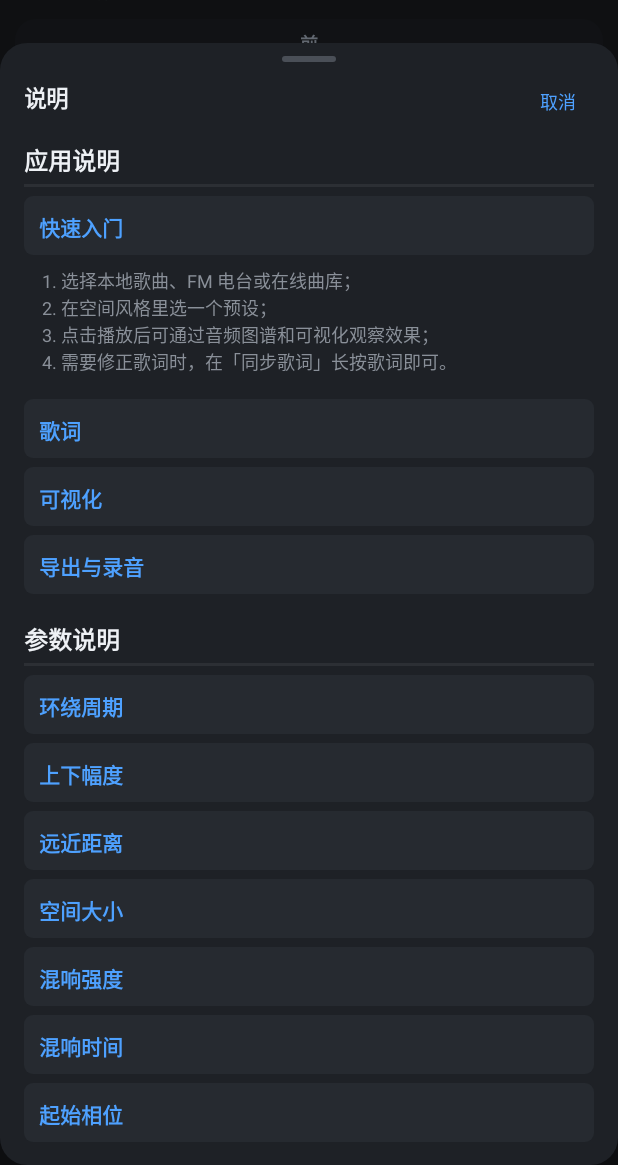
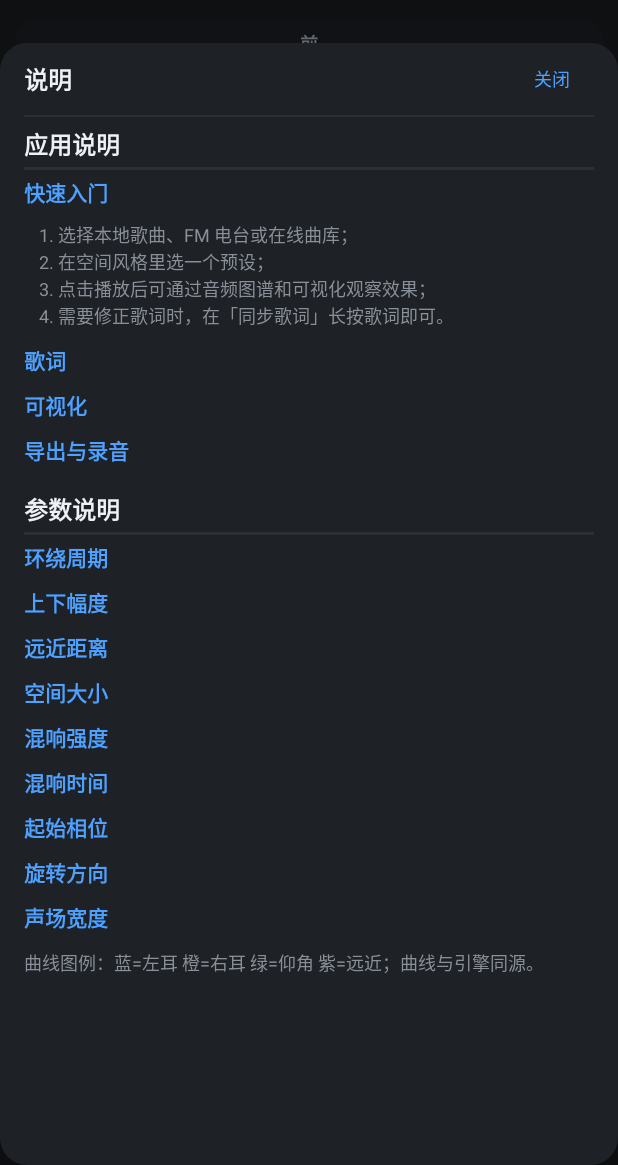
Before and after one commit to oh-jy/8dmusic-core, an Android app: the screen it shows after launch (MainActivity), after a tap on an icon or button, on a phone screen of 412 x 824 dp, the part 71-1236 px from its top. Run offline under Robolectric (Android 15) with nearby library versions, the phone set to English and light mode, and no system bars; pictures from the network do not load; 1 statement that could not run was skipped; 2 other taps on this screen came first.

Commit message:
💄 fix: 修复说明页滚动并收紧内容间距
- 使用独立固定视口承载说明滚动区，避免展开内容撑高容器

- 子标题去除背景并降低行高，正文与分区标题减少上下留白

- 发布版本更新至 1.3.6

```diff
--- a/app/build.gradle.kts
+++ b/app/build.gradle.kts
@@ -15,7 +15,7 @@ android {
             commandLine("powershell", "-NoProfile", "-Command", "Get-Date -Format yyMMddHHmm")
         // 保留发布时间十位格式；Android Int 上限内按位保留低 31 位，仍随时间递增。
         }.standardOutput.asText.get().trim().toLong().and(Int.MAX_VALUE.toLong()).toInt()
-        versionName = "1.3.4"
+        versionName = "1.3.6"
         ndk { abiFilters += listOf("arm64-v8a") }
     }
 
--- a/app/src/main/kotlin/jiangyi/spatial8d/MainActivity.kt
+++ b/app/src/main/kotlin/jiangyi/spatial8d/MainActivity.kt
@@ -2288,10 +2288,12 @@ private var popupVisualizer: jiangyi.spatial8d.ui.VisualizerView? = null
         fun LinearLayout.section(title: String, content: String) {
             lateinit var desc: TextView
             addView(ThemeUi.text(this@MainActivity, title, 14f, palette, bold = true, role = ThemeUi.ROLE_ACCENT).apply {
-                setPadding(ThemeUi.dp(this@MainActivity, 10f), ThemeUi.dp(this@MainActivity, 10f),
-                    ThemeUi.dp(this@MainActivity, 10f), ThemeUi.dp(this@MainActivity, 8f))
-                background = ThemeUi.bgDrawable(this@MainActivity, palette.surfaceAlt, 6f)
-                layoutParams = LinearLayout.LayoutParams(-1, -2).apply { topMargin = ThemeUi.dp(this@MainActivity, 6f) }
+                gravity = Gravity.CENTER_VERTICAL
+                setPadding(0, 0, 0, 0)
+                background = null
+                minHeight = 0
+                minimumHeight = 0
+                layoutParams = LinearLayout.LayoutParams(-1, ThemeUi.dp(this@MainActivity, 30f))
                 setOnClickListener {
                     val opening = !expandedSections.remove(title)
                     if (opening) expandedSections += title
@@ -2299,15 +2301,32 @@ private var popupVisualizer: jiangyi.spatial8d.ui.VisualizerView? = null
                 }
             })
             desc = ThemeUi.text(this@MainActivity, content, 12f, palette, role = ThemeUi.ROLE_SUB).apply {
-                setPadding(ThemeUi.dp(this@MainActivity, 12f), ThemeUi.dp(this@MainActivity, 8f),
-                    ThemeUi.dp(this@MainActivity, 12f), ThemeUi.dp(this@MainActivity, 10f))
+                setPadding(ThemeUi.dp(this@MainActivity, 10f), ThemeUi.dp(this@MainActivity, 4f),
+                    ThemeUi.dp(this@MainActivity, 10f), ThemeUi.dp(this@MainActivity, 6f))
                 visibility = if (title in expandedSections) View.VISIBLE else View.GONE
             }
             addView(desc)
         }
-        infoDialog = ThemeUi.showSheet(this, palette, "说明", fullHeight = true) {
+        val content = LinearLayout(this).apply {
+            orientation = LinearLayout.VERTICAL
+            setPadding(ThemeUi.dp(this@MainActivity, 16f), 0, ThemeUi.dp(this@MainActivity, 16f), ThemeUi.dp(this@MainActivity, 12f))
+            ThemeUi.bg(this, palette.surface, 18f)
+        }
+        val header = ThemeUi.row(this).apply {
+            layoutParams = LinearLayout.LayoutParams(-1, ThemeUi.dp(this@MainActivity, 48f))
+            addView(ThemeUi.text(this@MainActivity, "说明", 16f, palette, bold = true), LinearLayout.LayoutParams(0, -2, 1f))
+            addView(ThemeUi.text(this@MainActivity, "关闭", 12f, palette, role = ThemeUi.ROLE_ACCENT).apply {
+                gravity = Gravity.CENTER
+                layoutParams = LinearLayout.LayoutParams(ThemeUi.dp(this@MainActivity, 56f), -1)
+                setOnClickListener { infoDialog?.dismiss() }
+            })
+        }
+        content.addView(header)
+        content.addView(ThemeUi.divider(this, palette))
+        val body = LinearLayout(this).apply {
+            orientation = LinearLayout.VERTICAL
             addView(ThemeUi.text(this@MainActivity, "应用说明", 16f, palette, bold = true).apply {
-                setPadding(0, ThemeUi.dp(this@MainActivity, 10f), 0, ThemeUi.dp(this@MainActivity, 4f))
+                setPadding(0, ThemeUi.dp(this@MainActivity, 6f), 0, ThemeUi.dp(this@MainActivity, 3f))
             })
             addView(ThemeUi.divider(this@MainActivity, palette, 2f))
             listOf(
@@ -2317,22 +2336,34 @@ private var popupVisualizer: jiangyi.spatial8d.ui.VisualizerView? = null
                 "导出与录音" to "本地歌曲可导出 WAV / MP3；FM 电台可录制最终 8D 输出。"
             ).forEach { (title, content) -> section(title, content) }
             addView(ThemeUi.text(this@MainActivity, "参数说明", 16f, palette, bold = true).apply {
-                setPadding(0, ThemeUi.dp(this@MainActivity, 18f), 0, ThemeUi.dp(this@MainActivity, 4f))
+                setPadding(0, ThemeUi.dp(this@MainActivity, 12f), 0, ThemeUi.dp(this@MainActivity, 3f))
             })
             addView(ThemeUi.divider(this@MainActivity, palette, 2f))
             PARAM_INFO.forEach { info ->
                 section(info.label, info.desc)
             }
             addView(ThemeUi.text(this@MainActivity, "曲线图例：蓝=左耳 橙=右耳 绿=仰角 紫=远近；曲线与引擎同源。", 12f, palette, role = ThemeUi.ROLE_SUB).apply {
-                setPadding(0, ThemeUi.dp(this@MainActivity, 8f), 0, ThemeUi.dp(this@MainActivity, 24f))
-            })
-        }
-        infoDialog?.show()
-        (infoDialog?.window?.decorView?.findViewWithTag<View>("sheetBody")?.parent as? android.widget.ScrollView)?.apply {
+                setPadding(0, ThemeUi.dp(this@MainActivity, 6f), 0, ThemeUi.dp(this@MainActivity, 12f))
+            })
+        }
+        val scroll = ScrollView(this).apply {
+            tag = "infoScroll"
+            contentDescription = "说明滚动区"
             isFillViewport = true
             isVerticalScrollBarEnabled = true
-            // 展开内容不能反过来撑高滚动容器；固定剩余高度，全部展开后仍可滚到底部。
-            post { layoutParams = layoutParams.apply { height = (parent as? View)?.height ?: height } }
+            isVerticalFadingEdgeEnabled = true
+            setFadingEdgeLength(ThemeUi.dp(this@MainActivity, 12f))
+            addView(body, ViewGroup.LayoutParams(-1, -2))
+        }
+        content.addView(scroll, LinearLayout.LayoutParams(-1, 0, 1f))
+        infoDialog = Dialog(this).apply {
+            setContentView(content, ViewGroup.LayoutParams(-1, -1))
+            window?.setBackgroundDrawable(null)
+            window?.setDimAmount(0.45f)
+            window?.addFlags(android.view.WindowManager.LayoutParams.FLAG_DIM_BEHIND)
+            window?.setGravity(Gravity.BOTTOM)
+            show()
+            ThemeUi.layoutSheet(this, true)
         }
     }
 
```
